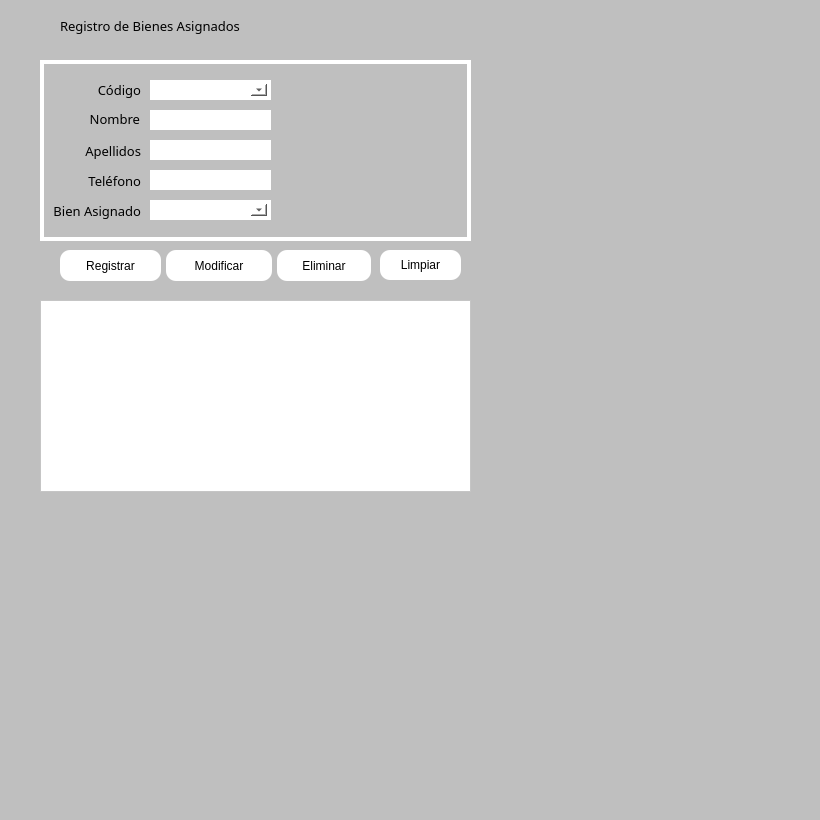
Qt form src/051_asignacion_bienes.ui (rvqzs/tresPatitos) before a commit.
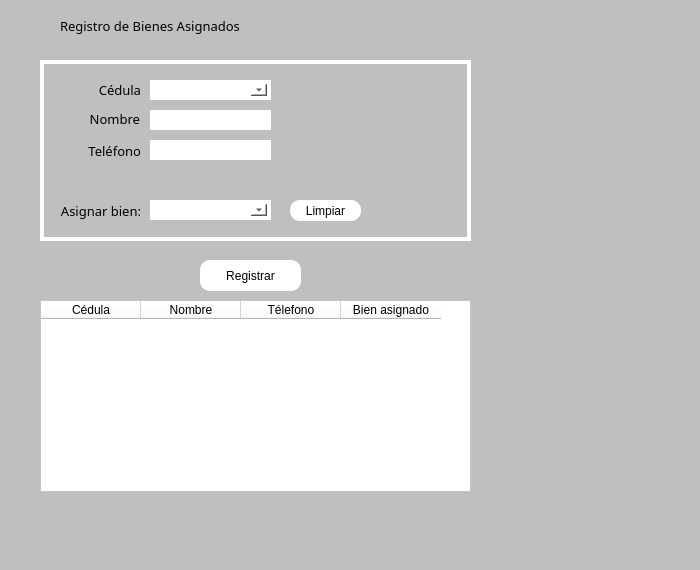
The same form after that commit. Icons and pictures are not drawn.

The edit to the form file:
```diff
--- a/src/051_asignacion_bienes.ui
+++ b/src/051_asignacion_bienes.ui
@@ -9,14 +9,14 @@
    <rect>
     <x>0</x>
     <y>0</y>
-    <width>820</width>
-    <height>820</height>
+    <width>700</width>
+    <height>570</height>
    </rect>
   </property>
   <property name="minimumSize">
    <size>
-    <width>770</width>
-    <height>400</height>
+    <width>700</width>
+    <height>570</height>
    </size>
   </property>
   <property name="windowTitle">
@@ -44,9 +44,32 @@
    <property name="editTriggers">
     <set>QAbstractItemView::NoEditTriggers</set>
    </property>
+   <property name="selectionMode">
+    <enum>QAbstractItemView::NoSelection</enum>
+   </property>
    <property name="selectionBehavior">
     <enum>QAbstractItemView::SelectRows</enum>
    </property>
+   <column>
+    <property name="text">
+     <string>Cédula</string>
+    </property>
+   </column>
+   <column>
+    <property name="text">
+     <string>Nombre</string>
+    </property>
+   </column>
+   <column>
+    <property name="text">
+     <string>Télefono</string>
+    </property>
+   </column>
+   <column>
+    <property name="text">
+     <string>Bien asignado</string>
+    </property>
+   </column>
   </widget>
   <widget class="QLabel" name="labelHeader">
    <property name="geometry">
@@ -161,7 +184,7 @@
 border:none;</string>
     </property>
     <property name="text">
-     <string>Código</string>
+     <string>Cédula</string>
     </property>
     <property name="alignment">
      <set>Qt::AlignRight|Qt::AlignTrailing|Qt::AlignVCenter</set>
@@ -196,35 +219,6 @@
      <set>Qt::AlignRight|Qt::AlignTrailing|Qt::AlignVCenter</set>
     </property>
    </widget>
-   <widget class="QLabel" name="lblApellidos">
-    <property name="geometry">
-     <rect>
-      <x>40</x>
-      <y>80</y>
-      <width>61</width>
-      <height>21</height>
-     </rect>
-    </property>
-    <property name="font">
-     <font>
-      <family>Segoe UI Semibold</family>
-      <pointsize>10</pointsize>
-      <weight>7</weight>
-      <italic>false</italic>
-      <bold>false</bold>
-     </font>
-    </property>
-    <property name="styleSheet">
-     <string notr="true">font: 63 10pt &quot;Segoe UI Semibold&quot;;
-border:none;</string>
-    </property>
-    <property name="text">
-     <string>Apellidos</string>
-    </property>
-    <property name="alignment">
-     <set>Qt::AlignRight|Qt::AlignTrailing|Qt::AlignVCenter</set>
-    </property>
-   </widget>
    <widget class="QLineEdit" name="txtNombre">
     <property name="geometry">
      <rect>
@@ -277,24 +271,11 @@
      <set>Qt::AlignRight|Qt::AlignTrailing|Qt::AlignVCenter</set>
     </property>
    </widget>
-   <widget class="QLineEdit" name="txtApellidos">
-    <property name="geometry">
-     <rect>
-      <x>110</x>
-      <y>80</y>
-      <width>121</width>
-      <height>20</height>
-     </rect>
-    </property>
-    <property name="styleSheet">
-     <string notr="true">background-color: rgb(255, 255, 255);</string>
-    </property>
-   </widget>
    <widget class="QLabel" name="lblTelefono">
     <property name="geometry">
      <rect>
       <x>40</x>
-      <y>110</y>
+      <y>80</y>
       <width>61</width>
       <height>21</height>
      </rect>
@@ -323,7 +304,7 @@
     <property name="geometry">
      <rect>
       <x>110</x>
-      <y>110</y>
+      <y>80</y>
       <width>121</width>
       <height>20</height>
      </rect>
@@ -355,7 +336,7 @@
 border:none;</string>
     </property>
     <property name="text">
-     <string>Bien Asignado</string>
+     <string>Asignar bien:</string>
     </property>
     <property name="alignment">
      <set>Qt::AlignRight|Qt::AlignTrailing|Qt::AlignVCenter</set>
@@ -417,100 +398,13 @@
      <string/>
     </property>
    </widget>
-  </widget>
-  <widget class="QPushButton" name="btnEliminar">
-   <property name="geometry">
-    <rect>
-     <x>277</x>
-     <y>250</y>
-     <width>94</width>
-     <height>31</height>
-    </rect>
-   </property>
-   <property name="toolTip">
-    <string>CTRL+DEL</string>
-   </property>
-   <property name="styleSheet">
-    <string notr="true">QPushButton{
-background-color:rgb(255, 255, 255);
-border:none;
-border-radius:10px;
-font: 63 10pt &quot;Segoe UI Semibold&quot;;
-}
-
-QPushButton:hover{
-
-border:2px solid #55C1FA;
-border-radius:10px;
-}</string>
-   </property>
-   <property name="text">
-    <string>Eliminar</string>
-   </property>
-   <property name="icon">
-    <iconset>
-     <normaloff>../res/btnDelete.png</normaloff>../res/btnDelete.png</iconset>
-   </property>
-   <property name="iconSize">
-    <size>
-     <width>20</width>
-     <height>20</height>
-    </size>
-   </property>
-   <property name="shortcut">
-    <string>Ctrl+Del</string>
-   </property>
-  </widget>
-  <widget class="QPushButton" name="btnModificar">
-   <property name="geometry">
-    <rect>
-     <x>166</x>
-     <y>250</y>
-     <width>106</width>
-     <height>31</height>
-    </rect>
-   </property>
-   <property name="toolTip">
-    <string>CTRL+E</string>
-   </property>
-   <property name="styleSheet">
-    <string notr="true">QPushButton{
-background-color:rgb(255, 255, 255);
-border:none;
-border-radius:10px;
-font: 63 10pt &quot;Segoe UI Semibold&quot;;
-}
-
-QPushButton:hover{
-
-border:2px solid #55C1FA;
-border-radius:10px;
-}</string>
-   </property>
-   <property name="text">
-    <string>Modificar</string>
-   </property>
-   <property name="icon">
-    <iconset>
-     <normaloff>../res/btnEdit.png</normaloff>../res/btnEdit.png</iconset>
-   </property>
-   <property name="iconSize">
-    <size>
-     <width>20</width>
-     <height>20</height>
-    </size>
-   </property>
-   <property name="shortcut">
-    <string>Ctrl+E</string>
-   </property>
-  </widget>
   <widget class="QPushButton" name="btnLimpiar">
    <property name="geometry">
     <rect>
-     <x>380</x>
-     <y>250</y>
-     <width>81</width>
-     <height>30</height>
+      <x>250</x>
+      <y>140</y>
+      <width>71</width>
+      <height>21</height>
     </rect>
    </property>
    <property name="maximumSize">
@@ -553,11 +447,12 @@
     <string>Ctrl+W</string>
    </property>
   </widget>
+  </widget>
   <widget class="QPushButton" name="btnGuardar">
    <property name="geometry">
     <rect>
-     <x>60</x>
-     <y>250</y>
+     <x>200</x>
+     <y>260</y>
      <width>101</width>
      <height>31</height>
     </rect>
```
Lines whose indentation alone changed are shown as unchanged.
